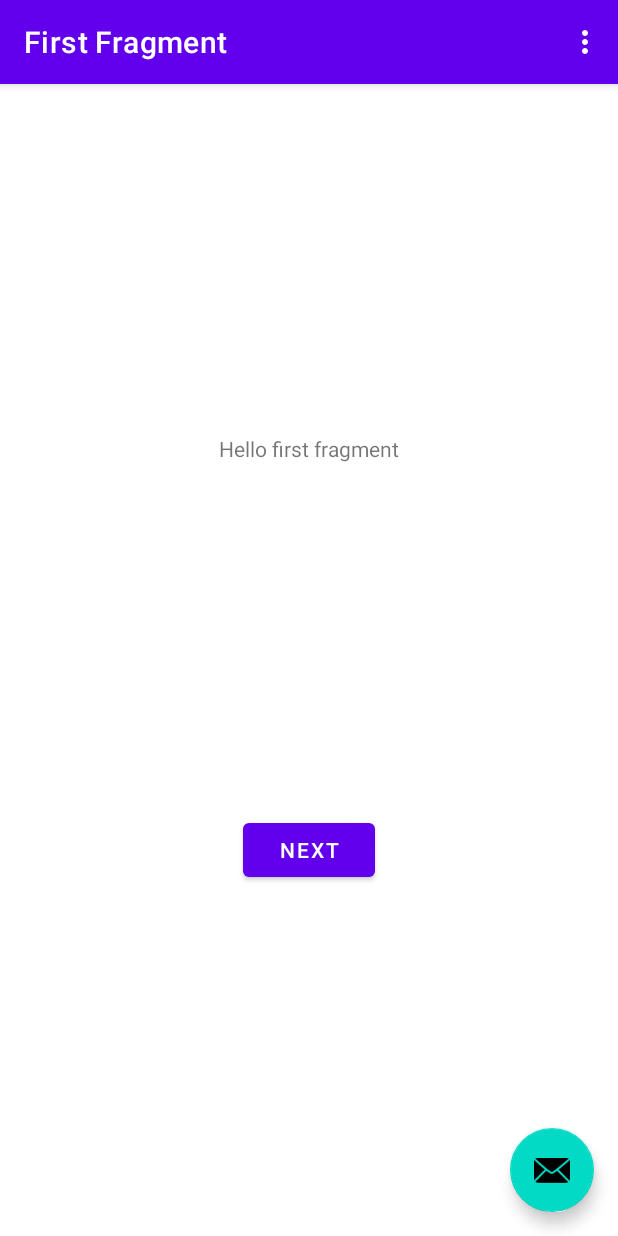
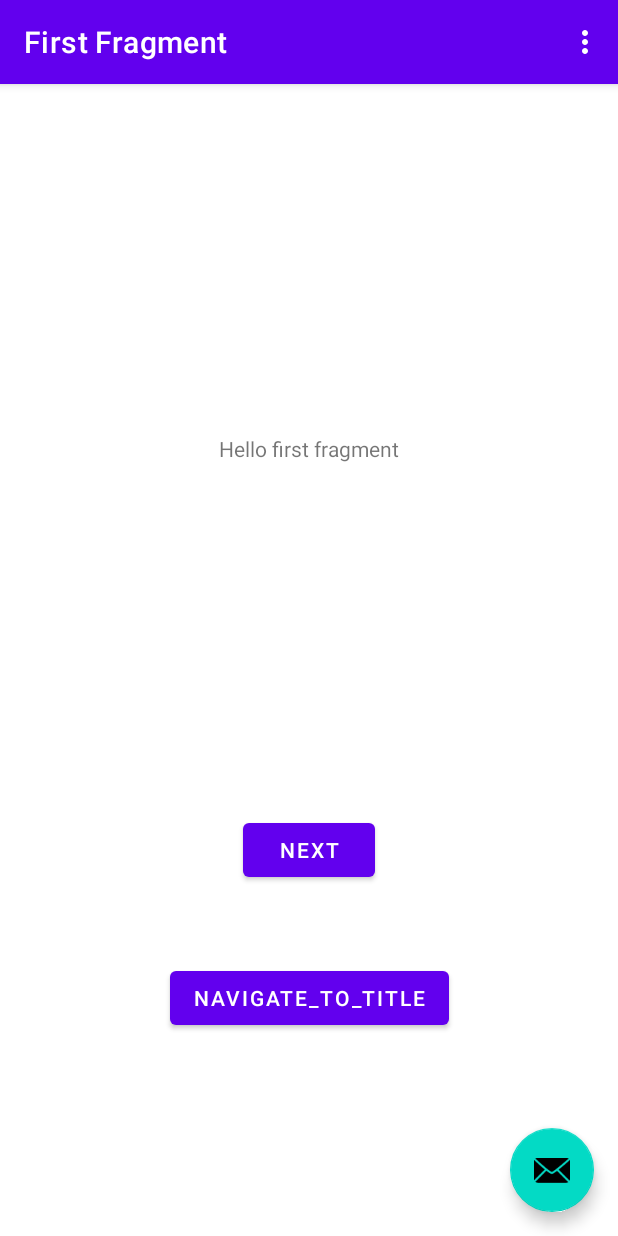
Before and after one commit to cxw320/ToDo, an Android app: the screen it shows after launch (MainActivity), on a phone screen of 412 x 824 dp. Run offline under Robolectric (Android 15) with nearby library versions, the phone set to English and light mode, and no system bars; our stand-ins replace navigation-ui.

Commit message:
Update nav graph

```diff
--- a/app/src/main/java/com/example/todo/FirstFragment.kt
+++ b/app/src/main/java/com/example/todo/FirstFragment.kt
@@ -35,6 +35,9 @@ class FirstFragment : Fragment() {
         binding.buttonFirst.setOnClickListener {
             findNavController().navigate(R.id.action_FirstFragment_to_SecondFragment)
         }
+        binding.buttonTitle.setOnClickListener{
+            findNavController().navigate(R.id.action_FirstFragment_to_titleFragment)
+        }
     }
 
     override fun onDestroyView() {
--- a/app/src/main/res/layout/fragment_first.xml
+++ b/app/src/main/res/layout/fragment_first.xml
@@ -25,4 +25,15 @@
         app:layout_constraintEnd_toEndOf="parent"
         app:layout_constraintStart_toStartOf="parent"
         app:layout_constraintTop_toBottomOf="@id/textview_first" />
+
+    <Button
+        android:id="@+id/button_title"
+        android:layout_width="wrap_content"
+        android:layout_height="wrap_content"
+        android:text="@string/navigate_to_title"
+        app:layout_constraintBottom_toBottomOf="parent"
+        app:layout_constraintEnd_toEndOf="parent"
+        app:layout_constraintStart_toStartOf="parent"
+        app:layout_constraintTop_toBottomOf="@id/textview_first"
+        app:layout_constraintVertical_bias="0.711" />
 </androidx.constraintlayout.widget.ConstraintLayout>
--- a/app/src/main/res/navigation/nav_graph.xml
+++ b/app/src/main/res/navigation/nav_graph.xml
@@ -14,6 +14,9 @@
         <action
             android:id="@+id/action_FirstFragment_to_SecondFragment"
             app:destination="@id/SecondFragment" />
+        <action
+            android:id="@+id/action_FirstFragment_to_titleFragment"
+            app:destination="@id/titleFragment" />
     </fragment>
     <fragment
         android:id="@+id/SecondFragment"
@@ -25,4 +28,13 @@
             android:id="@+id/action_SecondFragment_to_FirstFragment"
             app:destination="@id/FirstFragment" />
     </fragment>
+    <fragment
+        android:id="@+id/titleFragment"
+        android:name="com.example.todo.TitleFragment"
+        android:label="fragment_title"
+        tools:layout="@layout/fragment_title" >
+        <action
+            android:id="@+id/action_titleFragment_to_FirstFragment"
+            app:destination="@id/FirstFragment" />
+    </fragment>
 </navigation>
--- a/app/src/main/res/values/strings.xml
+++ b/app/src/main/res/values/strings.xml
@@ -9,4 +9,7 @@
 
     <string name="hello_first_fragment">Hello first fragment</string>
     <string name="hello_second_fragment">Hello second fragment. Arg: %1$s</string>
+    <!-- TODO: Remove or change this placeholder text -->
+    <string name="hello_blank_fragment">Hello blank fragment</string>
+    <string name="navigate_to_title">navigate_to_title</string>
 </resources>
--- a/build.gradle
+++ b/build.gradle
@@ -16,3 +16,9 @@ buildscript {
 task clean(type: Delete) {
     delete rootProject.buildDir
 }
+
+ext {
+    roomVersion = '1.1.1'
+    archLifecycleVersion = '1.1.1'
+    navigationVersion = "2.3.0"
+}
```
Also changed, not shown: app/build.gradle (+16 -0 lines), app/src/main/java/com/example/todo/TitleFragment.kt (added, +26 -0 lines), app/src/main/res/layout/fragment_title.xml (added, +30 -0 lines).
